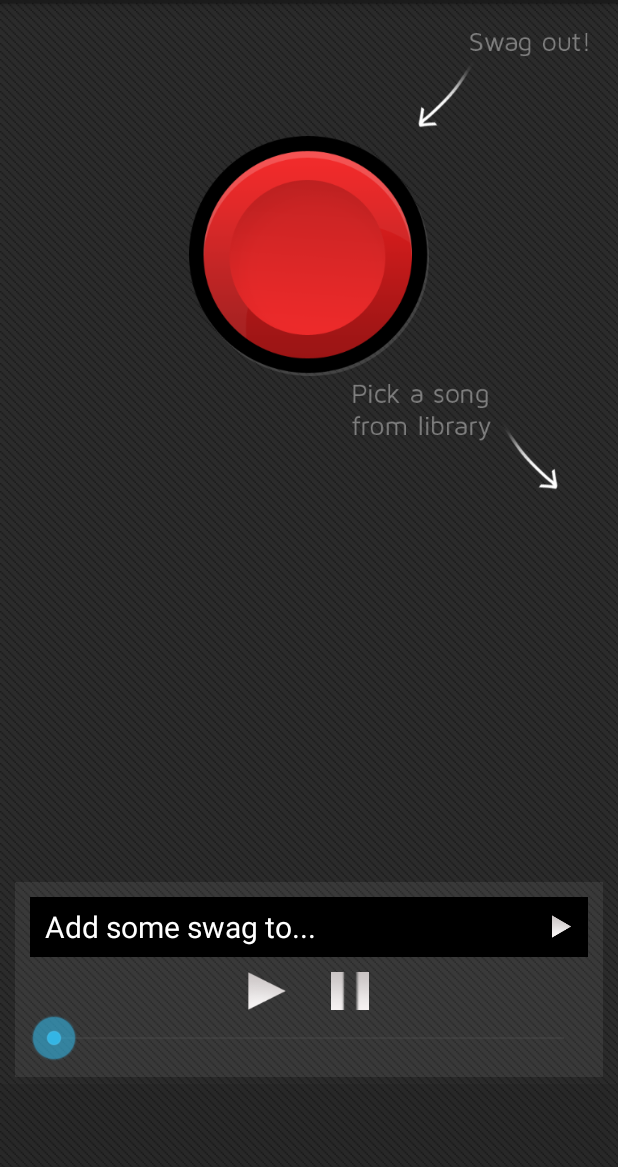
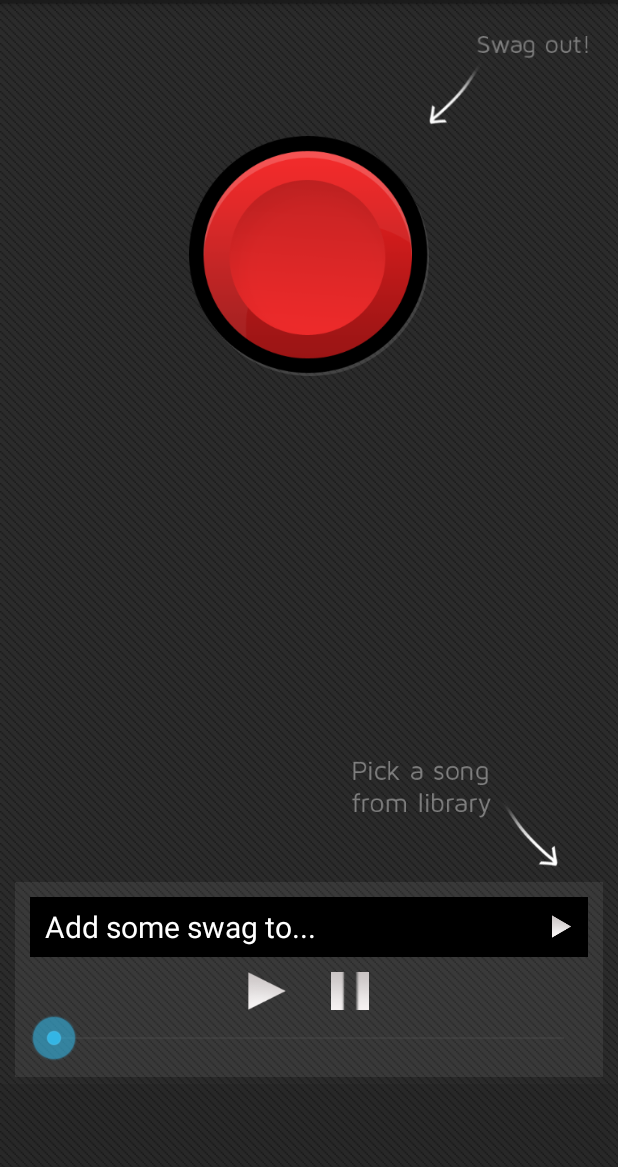
Before and after one commit to mattsbecker/HipHopAirHorn, an Android app: the screen it shows after launch (AirHornActivity), on a phone screen of 412 x 824 dp, the part 69-1236 px from its top. Run offline under Robolectric (Android 15) with nearby library versions, the phone set to English and light mode, and no system bars; our stand-ins replace AdMob; 2 statements that could not run were skipped.

Commit message:
- Quick improvement to layouts to better support tablets - Added a bunch of dumb idea files.

```diff
--- a/app/src/main/res/layout/activity_layout_airhorn.xml
+++ b/app/src/main/res/layout/activity_layout_airhorn.xml
@@ -17,7 +17,7 @@
             android:id="@+id/swag_out_hook_text"
             android:layout_marginTop="20dip"
             android:layout_marginRight="20dip"
-            android:layout_alignParentRight="true"
+            android:layout_toRightOf="@id/swag_button"
             android:src="@drawable/swag_out"
             android:contentDescription="Swag out hook text"/>
 
@@ -37,7 +37,7 @@
             android:layout_marginRight="40dip"
             android:layout_marginTop="5dip"
             android:id="@+id/pick_a_song_hook"
-            android:layout_below="@+id/swag_button"
+            android:layout_above="@+id/track_content_container"
             android:layout_alignParentRight="true"
             android:src="@drawable/pick_a_song"
             />
```
Also changed, not shown: 5 other files.
